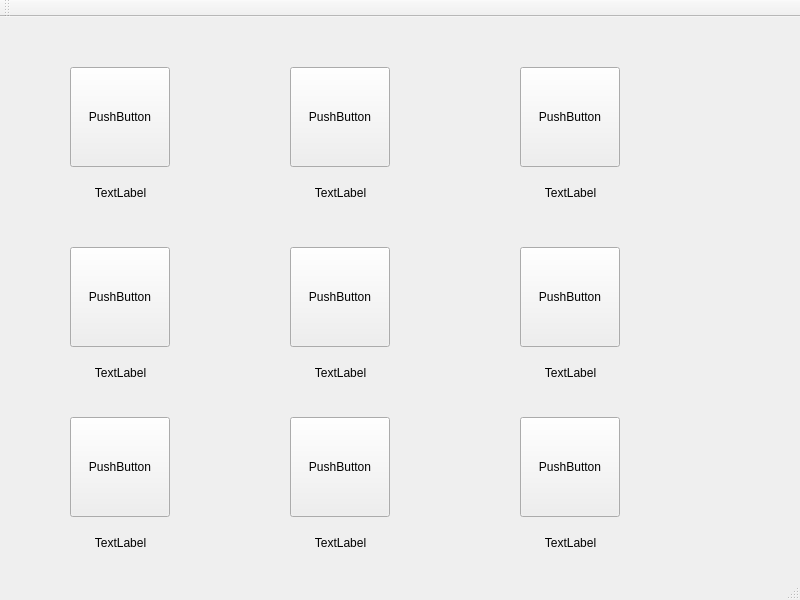
Old version of the form qt/class2/mainwindow.ui in the repository ohayo2333/bysj.
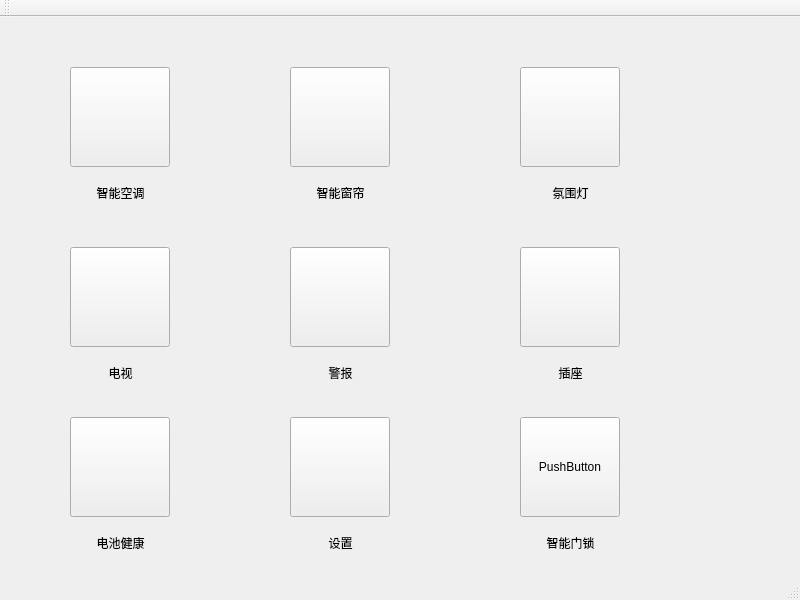
New version of the form. Icons and pictures are not drawn.

Patch:
```diff
--- a/qt/class2/mainwindow.ui
+++ b/qt/class2/mainwindow.ui
@@ -32,8 +32,11 @@
       <height>100</height>
      </size>
     </property>
+    <property name="styleSheet">
+     <string notr="true">border-image: url(:/pic/kongtiao.png);</string>
+    </property>
     <property name="text">
-     <string>PushButton</string>
+     <string/>
     </property>
    </widget>
    <widget class="QPushButton" name="pushButton_2">
@@ -51,8 +54,11 @@
       <height>100</height>
      </size>
     </property>
+    <property name="styleSheet">
+     <string notr="true">border-image: url(:/pic/chuanglian.png);</string>
+    </property>
     <property name="text">
-     <string>PushButton</string>
+     <string/>
     </property>
    </widget>
    <widget class="QPushButton" name="pushButton_3">
@@ -70,8 +76,11 @@
       <height>100</height>
      </size>
     </property>
+    <property name="styleSheet">
+     <string notr="true">border-image: url(:/pic/diandeng.png);</string>
+    </property>
     <property name="text">
-     <string>PushButton</string>
+     <string/>
     </property>
    </widget>
    <widget class="QLabel" name="label">
@@ -84,7 +93,7 @@
      </rect>
     </property>
     <property name="text">
-     <string>TextLabel</string>
+     <string>智能空调</string>
     </property>
     <property name="alignment">
      <set>Qt::AlignCenter</set>
@@ -100,7 +109,7 @@
      </rect>
     </property>
     <property name="text">
-     <string>TextLabel</string>
+     <string>智能窗帘</string>
     </property>
     <property name="alignment">
      <set>Qt::AlignCenter</set>
@@ -116,7 +125,7 @@
      </rect>
     </property>
     <property name="text">
-     <string>TextLabel</string>
+     <string>氛围灯</string>
     </property>
     <property name="alignment">
      <set>Qt::AlignCenter</set>
@@ -137,8 +146,11 @@
       <height>100</height>
      </size>
     </property>
+    <property name="styleSheet">
+     <string notr="true">border-image: url(:/pic/jingbao.png);</string>
+    </property>
     <property name="text">
-     <string>PushButton</string>
+     <string/>
     </property>
    </widget>
    <widget class="QLabel" name="label_4">
@@ -151,7 +163,7 @@
      </rect>
     </property>
     <property name="text">
-     <string>TextLabel</string>
+     <string>警报</string>
     </property>
     <property name="alignment">
      <set>Qt::AlignCenter</set>
@@ -172,8 +184,11 @@
       <height>100</height>
      </size>
     </property>
+    <property name="styleSheet">
+     <string notr="true">border-image: url(:/pic/chazuo.png);</string>
+    </property>
     <property name="text">
-     <string>PushButton</string>
+     <string/>
     </property>
    </widget>
    <widget class="QPushButton" name="pushButton_6">
@@ -191,8 +206,11 @@
       <height>100</height>
      </size>
     </property>
+    <property name="styleSheet">
+     <string notr="true">border-image: url(:/pic/dianshi.png);</string>
+    </property>
     <property name="text">
-     <string>PushButton</string>
+     <string/>
     </property>
    </widget>
    <widget class="QLabel" name="label_5">
@@ -205,7 +223,7 @@
      </rect>
     </property>
     <property name="text">
-     <string>TextLabel</string>
+     <string>电视</string>
     </property>
     <property name="alignment">
      <set>Qt::AlignCenter</set>
@@ -221,7 +239,7 @@
      </rect>
     </property>
     <property name="text">
-     <string>TextLabel</string>
+     <string>插座</string>
     </property>
     <property name="alignment">
      <set>Qt::AlignCenter</set>
@@ -242,8 +260,11 @@
       <height>100</height>
      </size>
     </property>
+    <property name="styleSheet">
+     <string notr="true">border-image: url(:/pic/shezhi.png);</string>
+    </property>
     <property name="text">
-     <string>PushButton</string>
+     <string/>
     </property>
    </widget>
    <widget class="QLabel" name="label_7">
@@ -256,7 +277,7 @@
      </rect>
     </property>
     <property name="text">
-     <string>TextLabel</string>
+     <string>设置</string>
     </property>
     <property name="alignment">
      <set>Qt::AlignCenter</set>
@@ -296,8 +317,11 @@
       <height>100</height>
      </size>
     </property>
+    <property name="styleSheet">
+     <string notr="true">border-image: url(:/pic/dianliang.png);</string>
+    </property>
     <property name="text">
-     <string>PushButton</string>
+     <string/>
     </property>
    </widget>
    <widget class="QLabel" name="label_8">
@@ -310,7 +334,7 @@
      </rect>
     </property>
     <property name="text">
-     <string>TextLabel</string>
+     <string>电池健康</string>
     </property>
     <property name="alignment">
      <set>Qt::AlignCenter</set>
@@ -326,7 +350,7 @@
      </rect>
     </property>
     <property name="text">
-     <string>TextLabel</string>
+     <string>智能门锁</string>
     </property>
     <property name="alignment">
      <set>Qt::AlignCenter</set>
```
